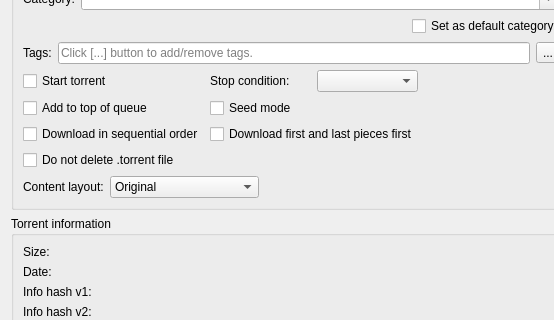
Above: src/gui/addnewtorrentdialog.ui from BoKu/Bitarr before the change; both pictures show x 0 to 554 and y 200 to 520 of the 900 by 680 pixel window. Below: the same form after it.
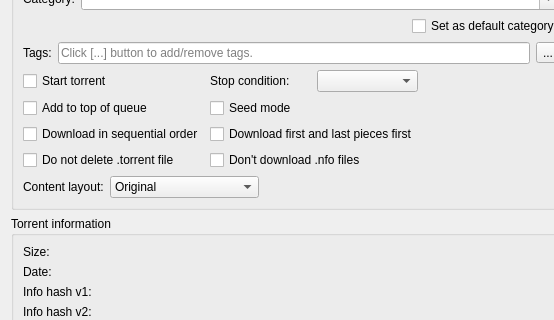
That is the form after the change. Custom widgets are drawn as their Qt base class.

Commit message: Add option to never download .nfo files

```diff
--- a/src/gui/addnewtorrentdialog.ui
+++ b/src/gui/addnewtorrentdialog.ui
@@ -308,6 +308,13 @@
                   </property>
                  </widget>
                 </item>
+                <item row="3" column="1">
+                 <widget class="QCheckBox" name="excludeNfoCheckBox">
+                  <property name="text">
+                   <string>Don't download .nfo files</string>
+                  </property>
+                 </widget>
+                </item>
                 <item row="3" column="0">
                  <widget class="QCheckBox" name="doNotDeleteTorrentCheckBox">
                   <property name="toolTip">
```
The commit also changes 11 other files.
